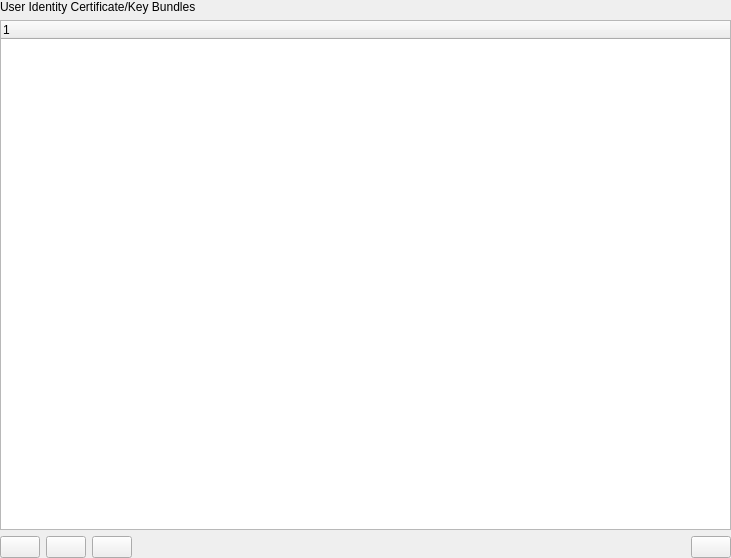
The window that src/ui/qgsauthenticationidentitieseditor.ui (dakcarto/QGIS-Auth) describes before a commit, drawn with Qt 5.
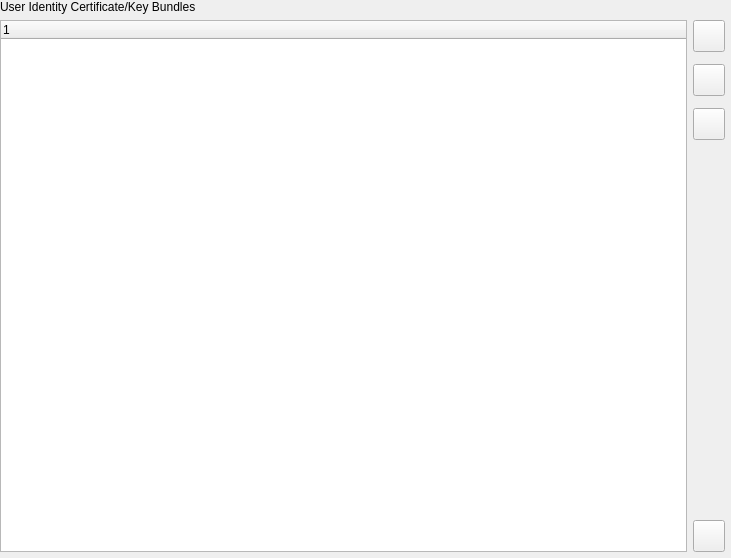
The same window after the commit. Icons and pictures are not drawn. Custom widgets are drawn as their Qt base class.

Commit message: Update auth editor widgets with vert buttons; increase tab widget size

Patch:
```diff
--- a/src/ui/qgsauthenticationidentitieseditor.ui
+++ b/src/ui/qgsauthenticationidentitieseditor.ui
@@ -40,14 +40,14 @@
     </widget>
    </item>
    <item>
-    <layout class="QVBoxLayout" name="verticalLayout_2">
-     <property name="spacing">
+    <layout class="QGridLayout" name="gridLayout">
+     <property name="horizontalSpacing">
       <number>0</number>
      </property>
-     <item>
-      <widget class="QgsMessageBar" name="msgBar"/>
-     </item>
-     <item>
+     <property name="verticalSpacing">
+      <number>6</number>
+     </property>
+     <item row="0" column="0">
       <widget class="QTreeWidget" name="treeWidgetIdentities">
        <property name="editTriggers">
         <set>QAbstractItemView::NoEditTriggers</set>
@@ -68,12 +68,28 @@
        </column>
       </widget>
      </item>
-    </layout>
-   </item>
+     <item row="0" column="1">
+      <layout class="QVBoxLayout" name="verticalLayout_2">
+       <property name="spacing">
+        <number>12</number>
+       </property>
+       <property name="leftMargin">
+        <number>6</number>
+       </property>
+       <property name="rightMargin">
+        <number>6</number>
+       </property>
+       <property name="bottomMargin">
+        <number>0</number>
+       </property>
    <item>
-    <layout class="QHBoxLayout" name="horizontalLayout_2">
-     <item>
-      <widget class="QPushButton" name="btnAddIdentity">
+        <widget class="QToolButton" name="btnAddIdentity">
+         <property name="minimumSize">
+          <size>
+           <width>32</width>
+           <height>32</height>
+          </size>
+         </property>
        <property name="text">
         <string/>
        </property>
@@ -90,7 +106,13 @@
       </widget>
      </item>
      <item>
-      <widget class="QPushButton" name="btnRemoveIdentity">
+        <widget class="QToolButton" name="btnRemoveIdentity">
+         <property name="minimumSize">
+          <size>
+           <width>32</width>
+           <height>32</height>
+          </size>
+         </property>
        <property name="text">
         <string/>
        </property>
@@ -107,7 +129,13 @@
       </widget>
      </item>
      <item>
-      <widget class="QPushButton" name="btnInfoIdentity">
+        <widget class="QToolButton" name="btnInfoIdentity">
+         <property name="minimumSize">
+          <size>
+           <width>32</width>
+           <height>32</height>
+          </size>
+         </property>
        <property name="text">
         <string/>
        </property>
@@ -124,20 +152,26 @@
       </widget>
      </item>
      <item>
-      <spacer name="horizontalSpacer_2">
+        <spacer name="verticalSpacer">
        <property name="orientation">
-        <enum>Qt::Horizontal</enum>
+          <enum>Qt::Vertical</enum>
        </property>
        <property name="sizeHint" stdset="0">
         <size>
-         <width>40</width>
-         <height>20</height>
+           <width>20</width>
+           <height>40</height>
         </size>
        </property>
       </spacer>
      </item>
      <item>
-      <widget class="QPushButton" name="btnViewRefresh">
+        <widget class="QToolButton" name="btnViewRefresh">
+         <property name="minimumSize">
+          <size>
+           <width>32</width>
+           <height>32</height>
+          </size>
+         </property>
        <property name="text">
         <string/>
        </property>
@@ -152,6 +186,11 @@
         </size>
        </property>
       </widget>
+       </item>
+      </layout>
+     </item>
+     <item row="1" column="0" colspan="2">
+      <widget class="QgsMessageBar" name="msgBar"/>
      </item>
     </layout>
    </item>
```
Lines whose indentation alone changed are shown as unchanged. The commit also changes 4 other files.
